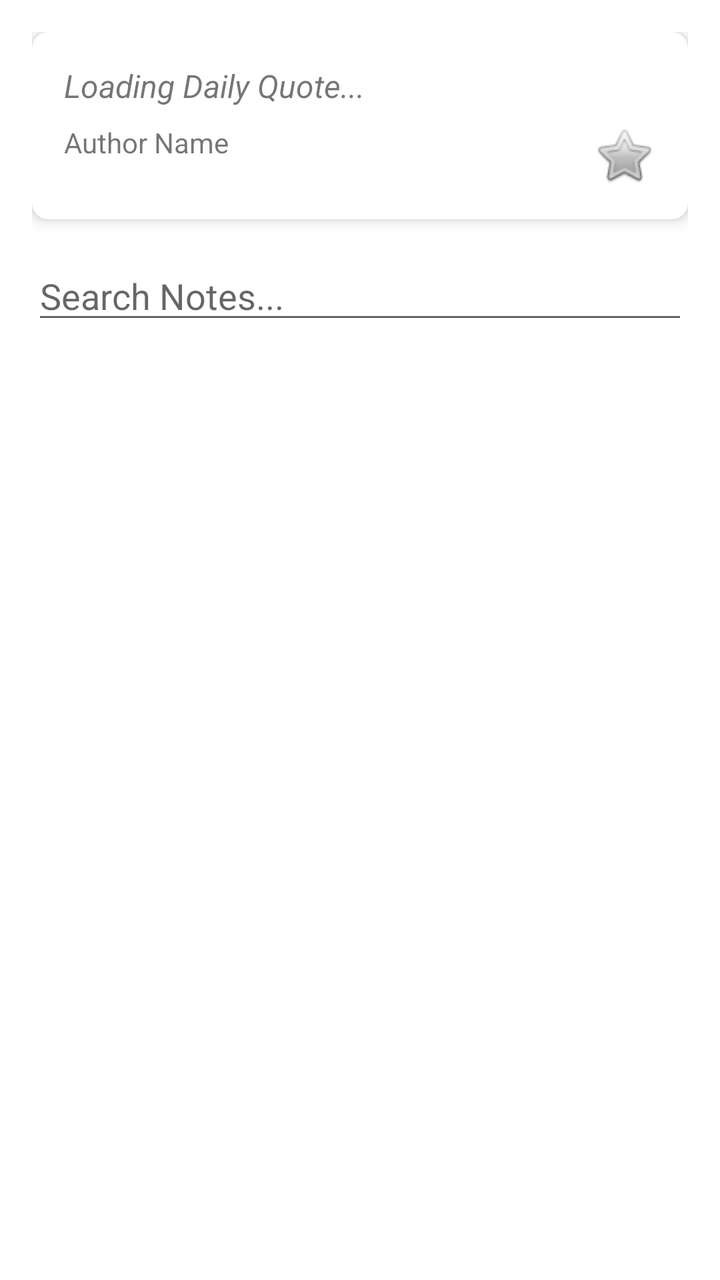
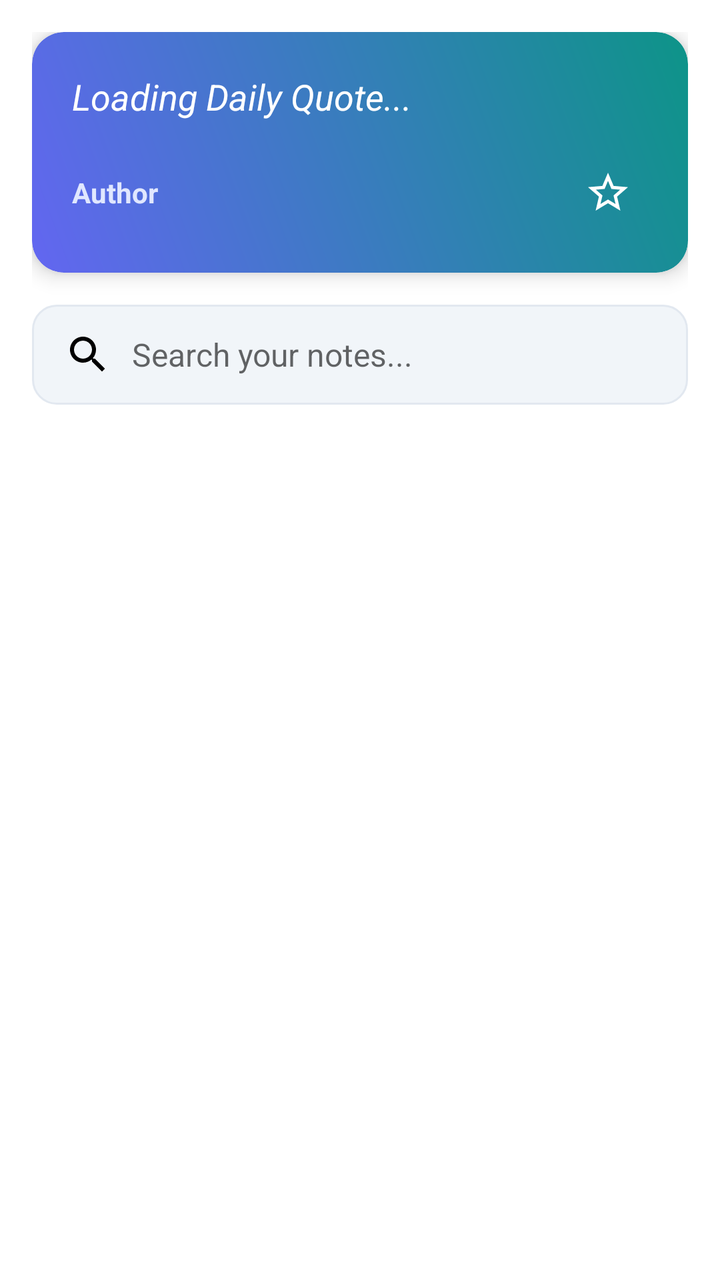

Screens rendered from an Android XML layout before and after an edit, with the pre-edit source and the edit as a unified diff.
<!-- AndroidManifest.xml: application theme Theme.DailyNote -->
<!-- res/layout/fragment_dashboard.xml -->
<?xml version="1.0" encoding="utf-8"?>
<LinearLayout xmlns:android="http://schemas.android.com/apk/res/android"
    android:layout_width="match_parent"
    android:layout_height="match_parent"
    android:orientation="vertical"
    android:padding="16dp">

    
    <androidx.cardview.widget.CardView
        android:layout_width="match_parent"
        android:layout_height="wrap_content"
        android:layout_marginBottom="16dp"
        app:cardCornerRadius="8dp"
        app:cardElevation="4dp"
        xmlns:app="http://schemas.android.com/apk/res-auto">

        <LinearLayout
            android:layout_width="match_parent"
            android:layout_height="wrap_content"
            android:orientation="vertical"
            android:padding="16dp">

            <TextView
                android:id="@+id/tv_quote_content"
                android:layout_width="match_parent"
                android:layout_height="wrap_content"
                android:text="Loading Daily Quote..."
                android:textSize="16sp"
                android:textStyle="italic" />

            <LinearLayout
                android:layout_width="match_parent"
                android:layout_height="wrap_content"
                android:orientation="horizontal"
                android:layout_marginTop="8dp">

                <TextView
                    android:id="@+id/tv_quote_author"
                    android:layout_width="0dp"
                    android:layout_height="wrap_content"
                    android:layout_weight="1"
                    android:text="Author Name"
                    android:textSize="14sp" />

                <ImageButton
                    android:id="@+id/btn_favorite_quote"
                    android:layout_width="wrap_content"
                    android:layout_height="wrap_content"
                    android:src="@android:drawable/btn_star"
                    android:background="?attr/selectableItemBackgroundBorderless" />
            </LinearLayout>
        </LinearLayout>
    </androidx.cardview.widget.CardView>

    
    <EditText
        android:id="@+id/et_search"
        android:layout_width="match_parent"
        android:layout_height="wrap_content"
        android:hint="Search Notes..."
        android:inputType="text" />

    
    <androidx.recyclerview.widget.RecyclerView
        android:id="@+id/recycler_view_notes"
        android:layout_width="match_parent"
        android:layout_height="0dp"
        android:layout_weight="1"
        android:layout_marginTop="16dp" />

</LinearLayout>
<!-- resources referenced by this layout -->
<resources>
  <style name="Theme.DailyNote" parent="Theme.MaterialComponents.DayNight.DarkActionBar">
          
          <item name="colorPrimary">@android:color/holo_blue_dark</item>
          <item name="colorPrimaryVariant">@android:color/holo_blue_bright</item>
          <item name="colorOnPrimary">@android:color/white</item>
          
          <item name="colorSecondary">@android:color/holo_green_dark</item>
          <item name="colorSecondaryVariant">@android:color/holo_green_light</item>
          <item name="colorOnSecondary">@android:color/black</item>
          
          <item name="android:statusBarColor">?attr/colorPrimaryVariant</item>
          
      </style>
</resources>

<!-- the commit's change to res/layout/fragment_dashboard.xml (unified diff, before → after) -->
@@ -1,71 +1,128 @@
 <?xml version="1.0" encoding="utf-8"?>
 <LinearLayout xmlns:android="http://schemas.android.com/apk/res/android"
+    xmlns:app="http://schemas.android.com/apk/res-auto"
     android:layout_width="match_parent"
     android:layout_height="match_parent"
     android:orientation="vertical"
-    android:padding="16dp">
+    android:padding="16dp"
+    android:background="?android:attr/colorBackground">
 
     
-    <androidx.cardview.widget.CardView
+    <com.google.android.material.card.MaterialCardView
+        android:id="@+id/card_quote"
         android:layout_width="match_parent"
         android:layout_height="wrap_content"
         android:layout_marginBottom="16dp"
-        app:cardCornerRadius="8dp"
-        app:cardElevation="4dp"
-        xmlns:app="http://schemas.android.com/apk/res-auto">
+        app:cardCornerRadius="16dp"
+        app:cardElevation="6dp"
+        app:strokeWidth="0dp">
 
         <LinearLayout
             android:layout_width="match_parent"
             android:layout_height="wrap_content"
             android:orientation="vertical"
-            android:padding="16dp">
+            android:background="@drawable/bg_quote_gradient"
+            android:padding="20dp">
 
             <TextView
                 android:id="@+id/tv_quote_content"
                 android:layout_width="match_parent"
                 android:layout_height="wrap_content"
                 android:text="Loading Daily Quote..."
-                android:textSize="16sp"
-                android:textStyle="italic" />
+                android:textColor="@android:color/white"
+                android:textSize="18sp"
+                android:textStyle="italic"
+                android:lineSpacingMultiplier="1.2" />
 
-            <LinearLayout
+            <RelativeLayout
                 android:layout_width="match_parent"
                 android:layout_height="wrap_content"
-                android:orientation="horizontal"
-                android:layout_marginTop="8dp">
+                android:layout_marginTop="16dp">
 
                 <TextView
                     android:id="@+id/tv_quote_author"
-                    android:layout_width="0dp"
+                    android:layout_width="wrap_content"
                     android:layout_height="wrap_content"
-                    android:layout_weight="1"
-                    android:text="Author Name"
-                    android:textSize="14sp" />
+                    android:layout_alignParentStart="true"
+                    android:layout_centerInParent="true"
+                    android:text="Author"
+                    android:textColor="#E0E7FF"
+                    android:textSize="14sp"
+                    android:textStyle="bold" />
 
                 <ImageButton
                     android:id="@+id/btn_favorite_quote"
-                    android:layout_width="wrap_content"
-                    android:layout_height="wrap_content"
-                    android:src="@android:drawable/btn_star"
-                    android:background="?attr/selectableItemBackgroundBorderless" />
-            </LinearLayout>
+                    android:layout_width="40dp"
+                    android:layout_height="40dp"
+                    android:layout_alignParentEnd="true"
+                    android:src="@drawable/ic_star_outline"
+                    android:tint="@android:color/white"
+                    android:background="?attr/selectableItemBackgroundBorderless"
+                    android:contentDescription="Favorite Quote Button" />
+            </RelativeLayout>
         </LinearLayout>
-    </androidx.cardview.widget.CardView>
+    </com.google.android.material.card.MaterialCardView>
 
     
     <EditText
         android:id="@+id/et_search"
         android:layout_width="match_parent"
-        android:layout_height="wrap_content"
-        android:hint="Search Notes..."
-        android:inputType="text" />
+        android:layout_height="50dp"
+        android:background="@drawable/bg_search_bar"
+        android:hint="Search your notes..."
+        android:inputType="text"
+        android:paddingStart="16dp"
+        android:paddingEnd="16dp"
+        android:drawableStart="@drawable/ic_search"
+        android:drawablePadding="10dp"
+        android:textSize="16sp"
+        android:textColor="?android:attr/textColorPrimary"/>
 
     
-    <androidx.recyclerview.widget.RecyclerView
-        android:id="@+id/recycler_view_notes"
+    <FrameLayout
         android:layout_width="match_parent"
         android:layout_height="0dp"
         android:layout_weight="1"
-        android:layout_marginTop="16dp" />
+        android:layout_marginTop="16dp">
 
+        <androidx.recyclerview.widget.RecyclerView
+            android:id="@+id/recycler_view_notes"
+            android:layout_width="match_parent"
+            android:layout_height="match_parent"
+            android:scrollbars="vertical" />
+
+        <LinearLayout
+            android:id="@+id/layout_empty_state"
+            android:layout_width="match_parent"
+            android:layout_height="match_parent"
+            android:orientation="vertical"
+            android:gravity="center"
+            android:visibility="gone"
+            android:padding="24dp">
+
+            <TextView
+                android:layout_width="wrap_content"
+                android:layout_height="wrap_content"
+                android:text="📝"
+                android:textSize="48sp"
+                android:layout_marginBottom="12dp" />
+
+            <TextView
+                android:layout_width="wrap_content"
+                android:layout_height="wrap_content"
+                android:text="No notes found"
+                android:textSize="18sp"
+                android:textStyle="bold"
+                android:textColor="?android:attr/textColorPrimary" />
+
+            <TextView
+                android:layout_width="wrap_content"
+                android:layout_height="wrap_content"
+                android:text="Tap 'Create Note' or adjust search query"
+                android:textSize="14sp"
+                android:textColor="#888888"
+                android:layout_marginTop="4dp"
+                android:textAlignment="center" />
+        </LinearLayout>
+    </FrameLayout>
 </LinearLayout>
<!-- resource entries referenced after the edit -->
@@ -1,14 +1,53 @@
 <!-- resources referenced by this layout -->
 <resources>
-  <style name="Theme.DailyNote" parent="Theme.MaterialComponents.DayNight.DarkActionBar">
+  <!-- drawable bg_quote_gradient (drawable) -->
+  <shape xmlns:android="http://schemas.android.com/apk/res/android"
+      android:shape="rectangle">
+      <gradient
+          android:angle="45"
+          android:endColor="#0D9488"
+          android:startColor="#6366F1"
+          android:type="linear" />
+      <corners android:radius="16dp" />
+  </shape>
+  <!-- drawable bg_search_bar (drawable) -->
+  <shape xmlns:android="http://schemas.android.com/apk/res/android"
+      android:shape="rectangle">
+      <solid android:color="#F1F5F9" /> 
+      <corners android:radius="12dp" />
+      <stroke
+          android:width="1dp"
+          android:color="#E2E8F0" />
+  </shape>
+  <!-- drawable ic_search (drawable) -->
+  <vector xmlns:android="http://schemas.android.com/apk/res/android"
+      android:width="24dp"
+      android:height="24dp"
+      android:viewportWidth="24"
+      android:viewportHeight="24">
+    <path
+        android:fillColor="#FF000000"
+        android:pathData="M15.5,14h-0.79l-0.28,-0.27C15.41,12.59 16,11.11 16,9.5 16,5.91 13.09,3 9.5,3S3,5.91 3,9.5 5.91,16 9.5,16c1.61,0 3.09,-0.59 4.23,-1.57l0.27,0.28v0.79l5,4.99L20.49,19l-4.99,-5zM9.5,14C7.01,14 5,11.99 5,9.5S7.01,5 9.5,5 14,7.01 14,9.5 11.99,14 9.5,14z"/>
+  </vector>
+  <!-- drawable ic_star_outline (drawable) -->
+  <vector xmlns:android="http://schemas.android.com/apk/res/android"
+      android:width="24dp"
+      android:height="24dp"
+      android:viewportWidth="24"
+      android:viewportHeight="24">
+    <path
+        android:fillColor="#FF888888"
+        android:pathData="M22,9.24l-7.19,-0.62L12,2L9.19,8.63L2,9.24l5.46,4.73L5.82,21L12,17.27L18.18,21l-1.63,-7.03L22,9.24zM12,15.4l-3.76,2.27l1,-4.28l-3.32,-2.88l4.38,-0.38L12,6.1l1.71,4.04l4.38,0.38l-3.32,2.88l1,4.28L12,15.4z"/>
+  </vector>
+  <style name="Theme.DailyNote" parent="Theme.MaterialComponents.DayNight.NoActionBar">
           
-          <item name="colorPrimary">@android:color/holo_blue_dark</item>
-          <item name="colorPrimaryVariant">@android:color/holo_blue_bright</item>
+          <item name="colorPrimary">#6366F1</item>
+          <item name="colorPrimaryVariant">#4F46E5</item>
           <item name="colorOnPrimary">@android:color/white</item>
           
-          <item name="colorSecondary">@android:color/holo_green_dark</item>
-          <item name="colorSecondaryVariant">@android:color/holo_green_light</item>
-          <item name="colorOnSecondary">@android:color/black</item>
+          <item name="colorSecondary">#0D9488</item>
+          <item name="colorSecondaryVariant">#0F766E</item>
+          <item name="colorOnSecondary">@android:color/white</item>
           
           <item name="android:statusBarColor">?attr/colorPrimaryVariant</item>
           
